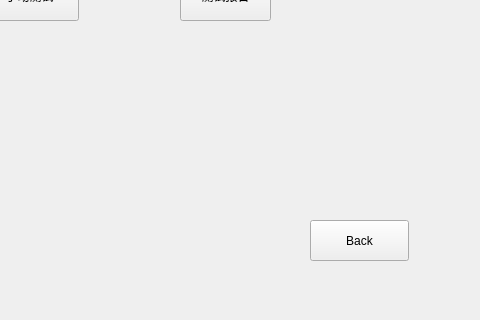
This is main/ui/main.ui in Blackrose/Tcutest_SerialSystem as Qt 5 draws it before an edit; both pictures show x 320 to 800 and y 160 to 480 of the 800 by 480 pixel window. The edited form follows.
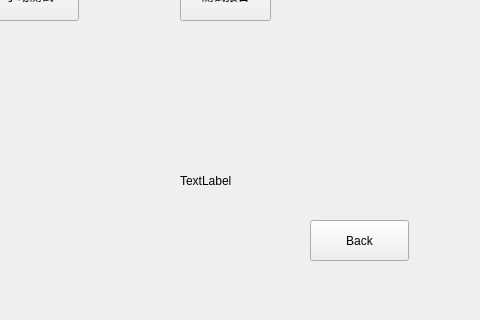
This is the edited form. Icons and pictures are not drawn.

What changed in the file:
```diff
--- a/main/ui/main.ui
+++ b/main/ui/main.ui
@@ -140,6 +140,25 @@
     <string>Back</string>
    </property>
   </widget>
+  <widget class="QLabel" name="main_gif">
+   <property name="geometry">
+    <rect>
+     <x>500</x>
+     <y>330</y>
+     <width>121</width>
+     <height>21</height>
+    </rect>
+   </property>
+   <property name="autoFillBackground">
+    <bool>true</bool>
+   </property>
+   <property name="styleSheet">
+    <string notr="true"/>
+   </property>
+   <property name="text">
+    <string>TextLabel</string>
+   </property>
+  </widget>
  </widget>
  <resources>
   <include location="../../img.qrc"/>
```
Left out of the diff: 5 changed lines with no effect on the pictures.
